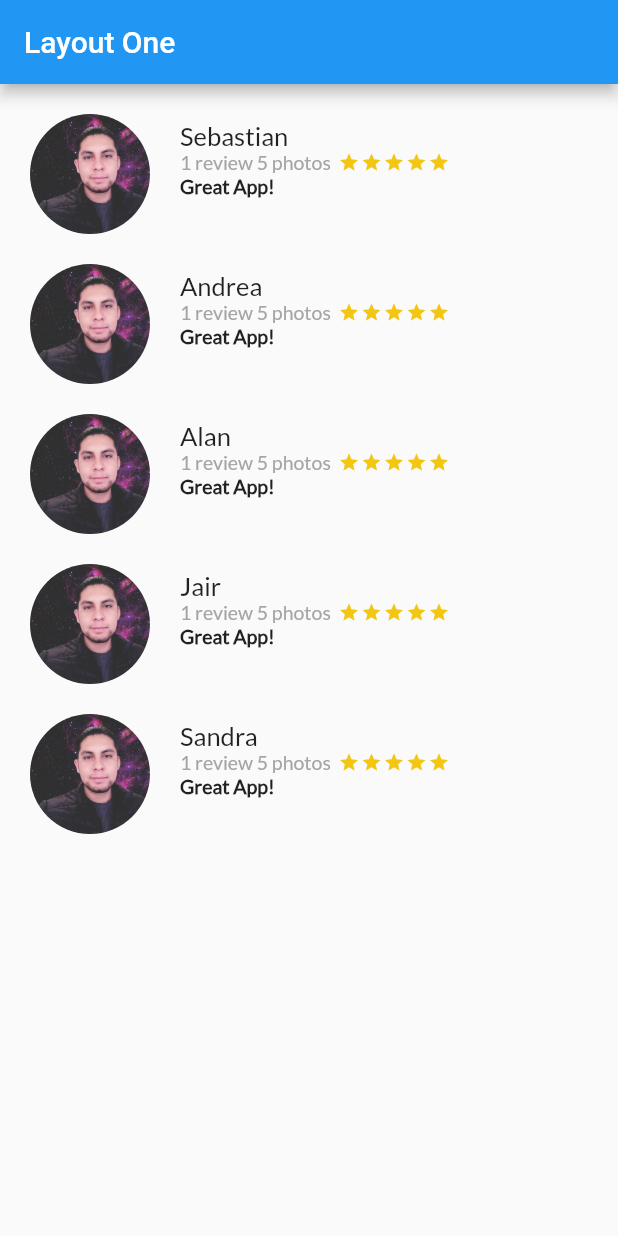
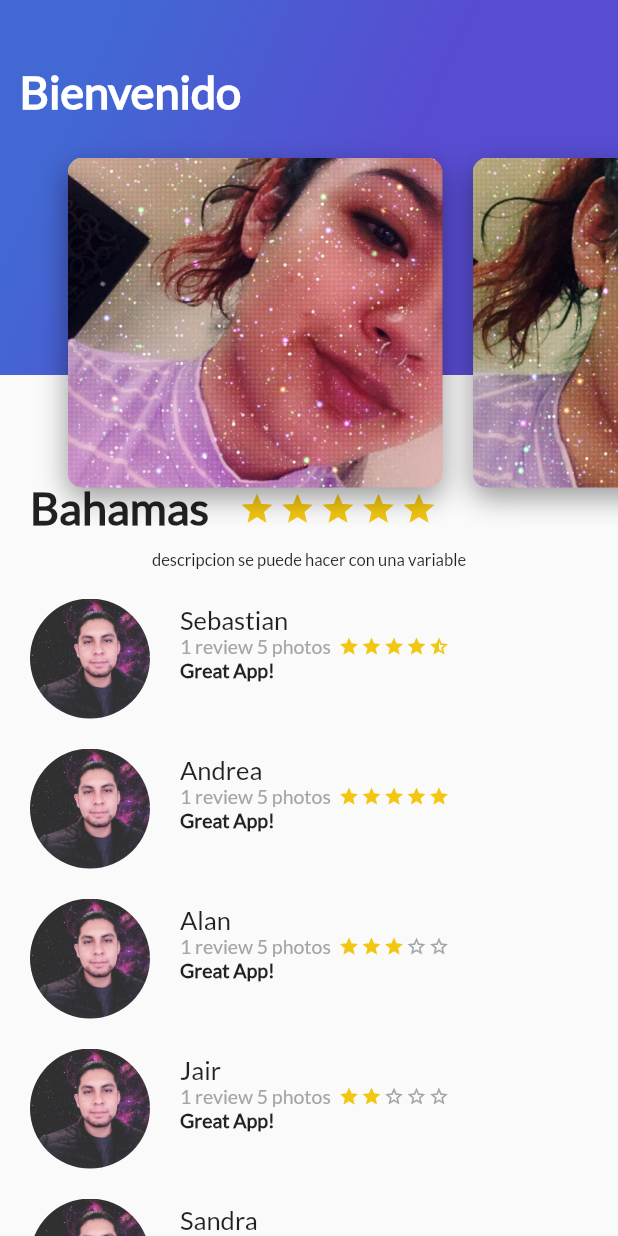
Before and after one commit to alexis-ramos/flutter-app-one, a Flutter app: the screen it shows after launch, on a phone screen of 412 x 824 dp. Run offline on Flutter 3.47's test engine with Material 2 defaults, Android fonts, the phone set to English and light mode, and no system bars.

Commit message:
se agrega galeria de imagenes

```diff
--- /dev/null
+++ b/lib/card_image.dart
@@ -0,0 +1,29 @@
+import 'package:flutter/material.dart';
+
+class CardImage extends StatelessWidget {
+  String pathImage = "assets/img/andrea1.jpeg";
+
+  CardImage(this.pathImage);
+  @override
+  Widget build(BuildContext context) {
+    // TODO: implement build
+
+    final card = Container(
+      height: 350.0,
+      width: 250.0,
+      margin: EdgeInsets.only(top: 80.0, left: 20.0),
+      decoration: BoxDecoration(
+          image:
+              DecorationImage(fit: BoxFit.cover, image: AssetImage(pathImage)),
+          borderRadius: BorderRadius.all(Radius.circular(10.0)),
+          boxShadow: <BoxShadow>[
+            BoxShadow(
+                color: Colors.black38,
+                blurRadius: 15.0,
+                offset: Offset(0.0, 7.0))
+          ]),
+    );
+
+    return card;
+  }
+}
--- /dev/null
+++ b/lib/card_image_list.dart
@@ -0,0 +1,24 @@
+import 'package:flutter/material.dart';
+import 'card_image.dart';
+
+class CardImageList extends StatelessWidget {
+  @override
+  Widget build(BuildContext context) {
+    // TODO: implement build
+    return Container(
+      height: 350.0,
+      child: ListView(
+        padding: EdgeInsets.all(25.0),
+        scrollDirection: Axis.horizontal,
+        children: <Widget>[
+          CardImage("assets/img/andrea1.jpeg"),
+          CardImage("assets/img/andrea2.jpeg"),
+          CardImage("assets/img/andrea3.jpeg"),
+          CardImage("assets/img/andrea4.jpeg"),
+          CardImage("assets/img/andrea5.jpeg"),
+          CardImage("assets/img/andrea6.jpeg"),
+        ],
+      ),
+    );
+  }
+}
--- /dev/null
+++ b/lib/gradient_back.dart
@@ -0,0 +1,32 @@
+import 'package:flutter/material.dart';
+
+class GradientBack extends StatelessWidget {
+  String title = "Popular";
+
+  GradientBack(this.title);
+
+  @override
+  Widget build(BuildContext context) {
+    // TODO: implement build
+    return Container(
+      height: 250.0,
+      decoration: BoxDecoration(
+        gradient: LinearGradient(
+            colors: [Color(0xFF4268D3), Color(0xFF584CD1)],
+            begin: FractionalOffset(0.2, 0.0),
+            end: FractionalOffset(1.0, 0.6),
+            stops: [0.0, 0.6],
+            tileMode: TileMode.clamp),
+      ),
+      child: Text(
+        title,
+        style: TextStyle(
+            color: Colors.white,
+            fontSize: 30.0,
+            fontFamily: "lato",
+            fontWeight: FontWeight.bold),
+      ),
+      alignment: Alignment(-0.9, -0.6),
+    );
+  }
+}
--- /dev/null
+++ b/lib/header_appbar.dart
@@ -0,0 +1,13 @@
+import 'package:flutter/material.dart';
+import 'gradient_back.dart';
+import 'card_image_list.dart';
+
+class HeaderAppBar extends StatelessWidget {
+  @override
+  Widget build(BuildContext context) {
+    // TODO: implement build
+    return Stack(
+      children: <Widget>[GradientBack("Bienvenido"), CardImageList()],
+    );
+  }
+}
--- a/lib/main.dart
+++ b/lib/main.dart
@@ -1,8 +1,16 @@
 import 'package:flutter/material.dart';
+import 'package:flutter/services.dart';
 import 'description_place.dart';
 import 'review_list.dart';
+import 'gradient_back.dart';
+import 'header_appbar.dart';
 
-void main() => runApp(MyApp());
+void main() {
+  SystemChrome.setSystemUIOverlayStyle(SystemUiOverlayStyle(
+      statusBarColor: Colors.transparent,
+      statusBarBrightness: Brightness.light));
+  runApp(MyApp());
+}
 
 class MyApp extends StatelessWidget {
   // This widget is the root of your application.
@@ -23,11 +31,19 @@ class MyApp extends StatelessWidget {
           primarySwatch: Colors.blue,
         ),
         home: Scaffold(
-          appBar: AppBar(
-            title: Text("Layout One"),
+          //body: new DescriptionPlace("Bahamas", 4, "descripcion se puede hacer con una variable"),
+          body: Stack(
+            children: <Widget>[
+              ListView(
+                children: <Widget>[
+                  DescriptionPlace("Bahamas", 4,
+                      "descripcion se puede hacer con una variable"),
+                  ReviewList()
+                ],
+              ),
+              HeaderAppBar()
+            ],
           ),
-          //body: new DescriptionPlace("Bahamas", 4, "descripcion se puede hacer con una variable"),
-          body: ReviewList(),
         ));
   }
 }
--- a/lib/review.dart
+++ b/lib/review.dart
@@ -9,7 +9,7 @@ class Review extends StatelessWidget {
   double stars = 5;
   String comment = "There is an amazing place in ";
 
-  Review(this.pathImage, this.name, this.comment, this.details);
+  Review(this.pathImage, this.name, this.comment, this.details, this.stars);
   @override
   Widget build(BuildContext context) {
     // TODO: implement build
--- a/lib/review_list.dart
+++ b/lib/review_list.dart
@@ -8,15 +8,15 @@ class ReviewList extends StatelessWidget {
     return Column(
       children: <Widget>[
         new Review('assets/img/alexis.jpg', 'Sebastian', 'Great App!',
-            '1 review 5 photos'),
+            '1 review 5 photos', 4.5),
         new Review('assets/img/alexis.jpg', 'Andrea', 'Great App!',
-            '1 review 5 photos'),
-        new Review(
-            'assets/img/alexis.jpg', 'Alan', 'Great App!', '1 review 5 photos'),
-        new Review(
-            'assets/img/alexis.jpg', 'Jair', 'Great App!', '1 review 5 photos'),
+            '1 review 5 photos', 5),
+        new Review('assets/img/alexis.jpg', 'Alan', 'Great App!',
+            '1 review 5 photos', 3),
+        new Review('assets/img/alexis.jpg', 'Jair', 'Great App!',
+            '1 review 5 photos', 2),
         new Review('assets/img/alexis.jpg', 'Sandra', 'Great App!',
-            '1 review 5 photos')
+            '1 review 5 photos', 3.5)
       ],
     );
   }
--- a/pubspec.yaml
+++ b/pubspec.yaml
@@ -72,6 +72,12 @@ flutter:
   # see https://flutter.dev/custom-fonts/#from-packages
   assets:
     - assets/img/alexis.jpg
+    - assets/img/andrea1.jpeg
+    - assets/img/andrea2.jpeg
+    - assets/img/andrea3.jpeg
+    - assets/img/andrea4.jpeg
+    - assets/img/andrea5.jpeg
+    - assets/img/andrea6.jpeg
 
 
   fonts:
```
Also changed, not shown: assets/img/andrea1.jpeg (added), assets/img/andrea2.jpeg (added), assets/img/andrea3.jpeg (added), assets/img/andrea4.jpeg (added), assets/img/andrea5.jpeg (added), assets/img/andrea6.jpeg (added).
